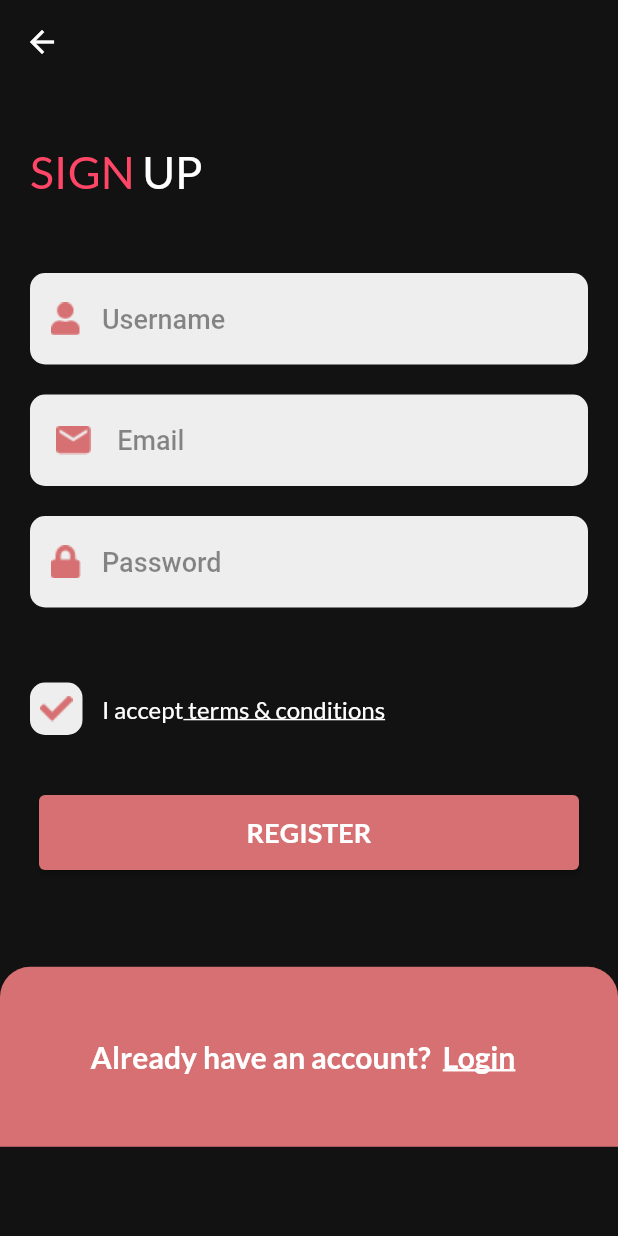
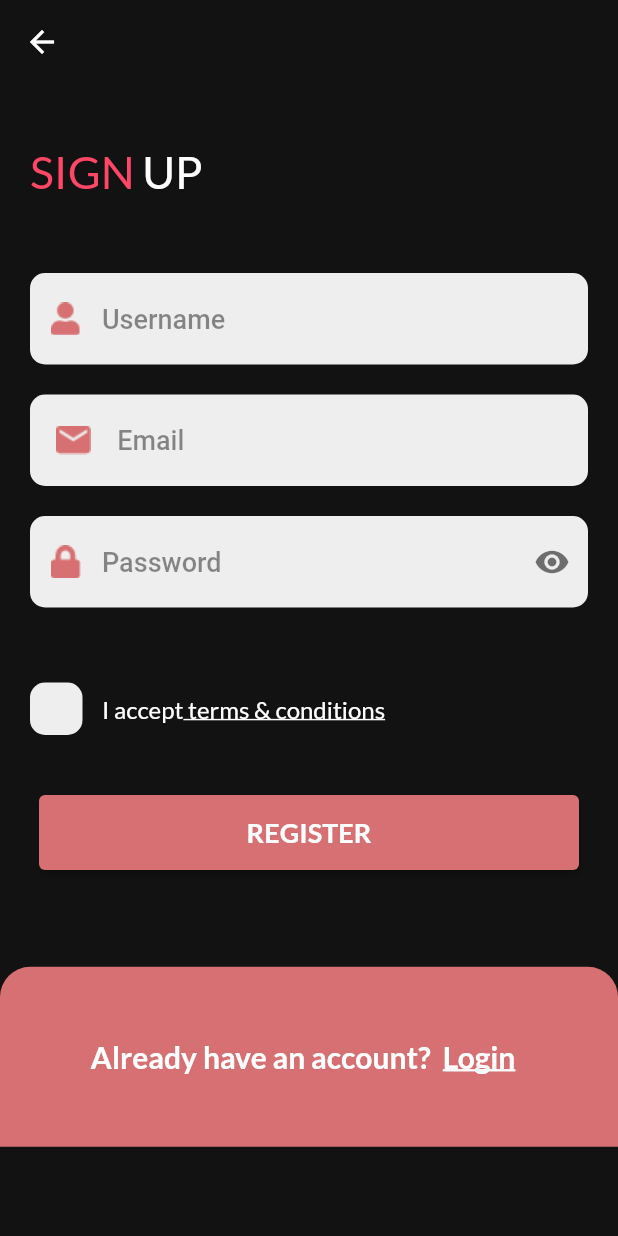
Before and after one commit to WalaaAlshaikh/E-CommerceApp, a Flutter app: the RegisterScreen screen opened by its route, on a phone screen of 412 x 824 dp. Run offline on Flutter 3.47's test engine with Material 2 defaults, Android fonts, the phone set to English and light mode, and no system bars; our stand-ins replace get, google_fonts.

Commit message:
finishing the visibility and checkbox functionality

```diff
--- /dev/null
+++ b/lib/logic/binding/authBinding.dart
@@ -0,0 +1,11 @@
+import 'package:ecommerc/logic/controller/authController.dart';
+import 'package:get/get.dart';
+
+class AuthBinding extends Bindings{
+  @override
+  void dependencies() {
+   Get.put(AuthController());
+  }
+
+
+}
--- /dev/null
+++ b/lib/logic/controller/authController.dart
@@ -0,0 +1,17 @@
+import 'package:get/get.dart';
+
+class AuthController extends GetxController{
+  bool isVisible= false;
+  bool isCheckbox=false;
+
+  void visible(){
+    isVisible= !isVisible;
+    update();
+  }
+
+  void checkBox(){
+    isCheckbox=!isCheckbox;
+    update();
+  }
+
+}
--- a/lib/routes/routes.dart
+++ b/lib/routes/routes.dart
@@ -1,3 +1,4 @@
+import 'package:ecommerc/logic/binding/authBinding.dart';
 import 'package:ecommerc/view/screens/auth/login.dart';
 import 'package:ecommerc/view/screens/auth/register.dart';
 import 'package:get/get.dart';
@@ -21,6 +22,7 @@ class AppRoutes{
     GetPage(
       name: Routes.registerScreen,
       page: ()=>  RegisterScreen(),
+      binding: AuthBinding()
     ),
   ];
 }
--- /dev/null
+++ b/lib/utils/my_string.dart
@@ -0,0 +1,6 @@
+String validationEmail =
+    r"^[a-zA-Z0-9.a-zA-Z0-9.!#$%&'*+-/=?^_`{|}~]+@[a-zA-Z0-9]+\.[a-zA-Z]+";
+
+String validationName = r'^[a-z A-Z]+$';
+
+String baseUrl = 'https://fakestoreapi.com';
--- a/lib/view/screens/auth/register.dart
+++ b/lib/view/screens/auth/register.dart
@@ -1,3 +1,5 @@
+import 'package:ecommerc/logic/controller/authController.dart';
+import 'package:ecommerc/utils/my_string.dart';
 import 'package:ecommerc/utils/theme.dart';
 import 'package:ecommerc/view/widgets/text.dart';
 import 'package:flutter/material.dart';
@@ -9,9 +11,11 @@ import '../../widgets/auth/check.dart';
 import '../../widgets/auth/container_under.dart';
 
 class RegisterScreen extends StatelessWidget {
+  final formKey=GlobalKey<FormState>();
   final TextEditingController nameController =TextEditingController();
   final TextEditingController emailController =TextEditingController();
   final TextEditingController passwordController =TextEditingController();
+  final controller= Get.find<AuthController>();
    RegisterScreen({Key? key}) : super(key: key);
 
 
@@ -33,6 +37,8 @@ class RegisterScreen extends StatelessWidget {
                   height: MediaQuery.of(context).size.height / 1.4,
                   child:Padding(
                     padding: EdgeInsets.only(left: 20, right: 20, top: 40),
+                  child: Form(
+                    key:formKey ,
                     child: Column(
                       children: [
                         Row(
@@ -54,7 +60,16 @@ class RegisterScreen extends StatelessWidget {
                         AuthTextFormField(
                           controller: nameController,
                           obscureText: false,
-                        validator: (){},
+                          validator: (value){
+
+                            if(value.toString().length<=2 || !RegExp(validationName).hasMatch(value)){
+                              return "Enter valid Username";
+                            } else{
+                              return null;
+                            }
+
+
+                          },
                           prefixIcon: Image.asset("assets/images/user.png",color: mainColor,),
                           suffixIcon: const Text(""),
                           hintText: 'Username',
@@ -64,27 +79,48 @@ class RegisterScreen extends StatelessWidget {
                         AuthTextFormField(
                           controller: emailController,
                           obscureText: false,
-                        validator: (){},
+                          validator: (value){
+                            if( !RegExp(validationEmail).hasMatch(value)){
+                              return "Invalid Email";
+                            } else{
+                              return null;
+                            }
+                          },
                           prefixIcon: Image.asset("assets/images/email.png",color: mainColor,),
                           suffixIcon: const Text(""),
                           hintText: 'Email',
 
                         ),
                         const SizedBox(height: 20,),
-                      AuthTextFormField(
+                        GetBuilder<AuthController>(
+                            builder:(_) {
+                              return AuthTextFormField(
                                 controller: passwordController,
-                        obscureText: true,
-                        validator: (){},
+                                obscureText: controller.isVisible ?false : true,
+                                validator: (value){
+                                  if(value.toString().length <6){
+                                    return 'Password should be longer than 6 characters';
+                                  }else{
+                                    return null ;
+                                  }
+                                },
                                 prefixIcon: Image.asset("assets/images/lock.png",color: mainColor,),
-                        suffixIcon: const Text(""),
+                                suffixIcon: IconButton(onPressed: (){
+                                  controller.visible();
+
+
+                                },icon: controller.isVisible? const Icon(Icons.visibility_off , color: Colors.black54,)
+                                  : const Icon(Icons.visibility, color: Colors.black54,),),
                                 hintText: 'Password',
 
-                      ),
+                              );
+                            } ),
                         const SizedBox(height:50 ,),
                         CheckWidget(),
                         const SizedBox(height: 40,),
                         AuthButton(text: "REGISTER",onPressed: (){},),
                       ],
+                    ),
                   ),),),
                 ContainerUnder(
                   text: "Already have an account?", onPressed: () {  }, textType: 'Login',),
--- a/lib/view/widgets/auth/check.dart
+++ b/lib/view/widgets/auth/check.dart
@@ -1,17 +1,24 @@
+import 'package:ecommerc/logic/controller/authController.dart';
 import 'package:ecommerc/utils/theme.dart';
 import 'package:ecommerc/view/widgets/text.dart';
 import 'package:flutter/material.dart';
 import 'package:get/get.dart';
 
 class CheckWidget extends StatelessWidget {
-  const CheckWidget({Key? key}) : super(key: key);
+   CheckWidget({Key? key}) : super(key: key);
+
+  final controller= Get.find<AuthController>();
 
   @override
   Widget build(BuildContext context) {
+    return GetBuilder<AuthController>(
+        builder:(_){
           return Row(
             children: [
               InkWell(
-          onTap: (){},
+                onTap: (){
+                  controller.checkBox();
+                },
                 child:Container(
                   height: 35,
                   width: 35,
@@ -20,7 +27,7 @@ class CheckWidget extends StatelessWidget {
                     borderRadius: BorderRadius.circular(10),
 
                   ),
-            child: Image.asset("assets/images/check.png",color: mainColor,),
+                  child: controller.isCheckbox ? Image.asset("assets/images/check.png",color: mainColor,) : Container(),
                 ),
               ),
               const SizedBox(width: 13,),
@@ -31,6 +38,7 @@ class CheckWidget extends StatelessWidget {
 
             ],
           );
+        } ) ;
 
 
   }
```
Lines whose indentation alone changed are shown as unchanged.
